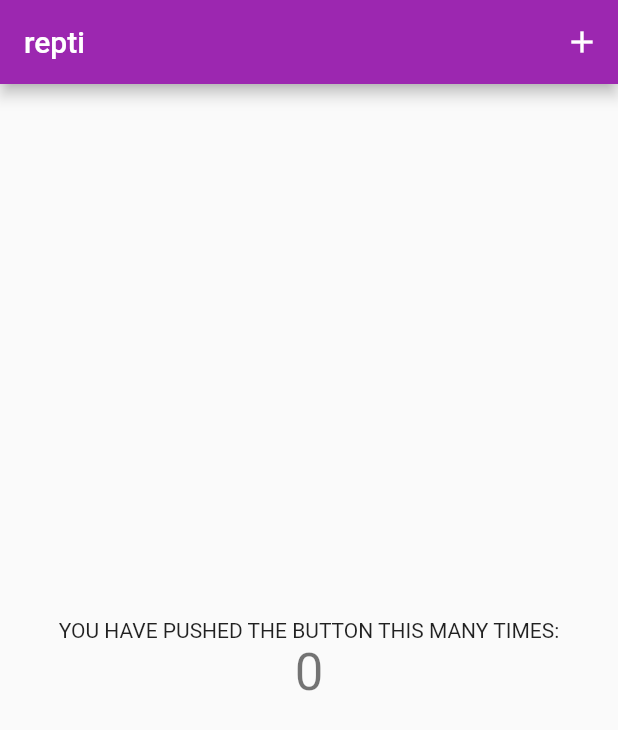
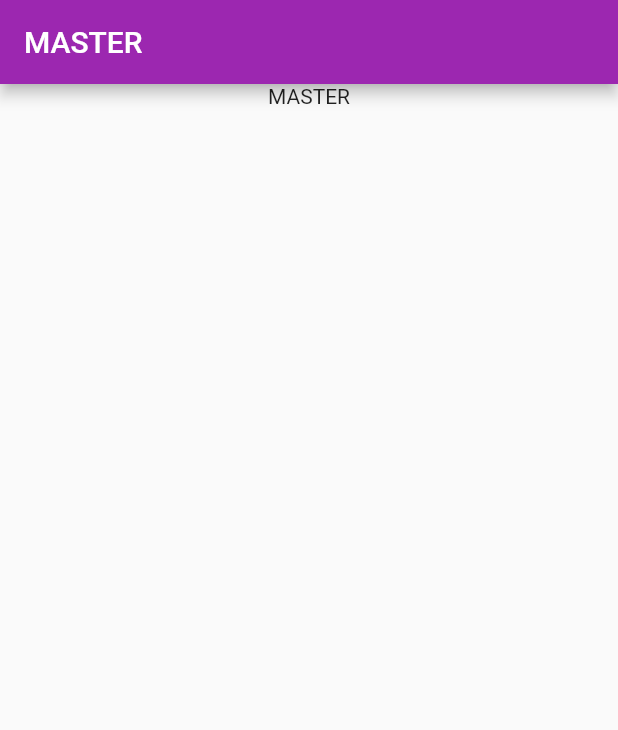
Before and after one commit to thbonk/repti, a Flutter app: the screen it shows after launch, on a phone screen of 412 x 824 dp. Shown: the top 730 px of the screen. Run offline on Flutter 3.47's test engine with Material 2 defaults, Android fonts, the phone set to English and light mode, and no system bars; drawn by our look-alikes of flutter_platform_widgets.

Commit message:
added master detail page

```diff
--- a/lib/my_homepage.dart
+++ /dev/null
@@ -1,89 +0,0 @@
-import 'package:flutter/material.dart';
-import 'package:flutter/widgets.dart';
-import 'package:flutter_platform_widgets/flutter_platform_widgets.dart';
-
-class MyHomePage extends StatefulWidget {
-  MyHomePage({Key key, this.title}) : super(key: key);
-
-  // This widget is the home page of your application. It is stateful, meaning
-  // that it has a State object (defined below) that contains fields that affect
-  // how it looks.
-
-  // This class is the configuration for the state. It holds the values (in this
-  // case the title) provided by the parent (in this case the App widget) and
-  // used by the build method of the State. Fields in a Widget subclass are
-  // always marked "final".
-
-  final String title;
-
-  @override
-  _MyHomePageState createState() => _MyHomePageState();
-}
-
-class _MyHomePageState extends State<MyHomePage> {
-  int _counter = 0;
-
-  void _incrementCounter() {
-    setState(() {
-      // This call to setState tells the Flutter framework that something has
-      // changed in this State, which causes it to rerun the build method below
-      // so that the display can reflect the updated values. If we changed
-      // _counter without calling setState(), then the build method would not be
-      // called again, and so nothing would appear to happen.
-      _counter++;
-    });
-  }
-
-  @override
-  Widget build(BuildContext context) {
-    // This method is rerun every time setState is called, for instance as done
-    // by the _incrementCounter method above.
-    //
-    // The Flutter framework has been optimized to make rerunning build methods
-    // fast, so that you can just rebuild anything that needs updating rather
-    // than having to individually change instances of widgets.
-    return PlatformScaffold(
-      appBar: PlatformAppBar(
-          // Here we take the value from the MyHomePage object that was created by
-          // the App.build method, and use it to set our appbar title.
-          title: Text(widget.title),
-          trailingActions: <Widget>[
-            PlatformIconButton(
-              padding: EdgeInsets.zero,
-              icon: Icon(Icons.add),
-              onPressed: _incrementCounter,
-            ),
-          ]),
-      body: Center(
-        // Center is a layout widget. It takes a single child and positions it
-        // in the middle of the parent.
-        child: Column(
-          // Column is also a layout widget. It takes a list of children and
-          // arranges them vertically. By default, it sizes itself to fit its
-          // children horizontally, and tries to be as tall as its parent.
-          //
-          // Invoke "debug painting" (press "p" in the console, choose the
-          // "Toggle Debug Paint" action from the Flutter Inspector in Android
-          // Studio, or the "Toggle Debug Paint" command in Visual Studio Code)
-          // to see the wireframe for each widget.
-          //
-          // Column has various properties to control how it sizes itself and
-          // how it positions its children. Here we use mainAxisAlignment to
-          // center the children vertically; the main axis here is the vertical
-          // axis because Columns are vertical (the cross axis would be
-          // horizontal).
-          mainAxisAlignment: MainAxisAlignment.center,
-          children: <Widget>[
-            PlatformText(
-              'You have pushed the button this many times:',
-            ),
-            PlatformText(
-              '$_counter',
-              style: Theme.of(context).textTheme.headline4,
-            ),
-          ],
-        ),
-      ),
-    );
-  }
-}
--- a/lib/repti_application.dart
+++ b/lib/repti_application.dart
@@ -18,7 +18,7 @@ import 'package:flutter/cupertino.dart';
 import 'package:flutter/material.dart';
 import 'package:flutter_platform_widgets/flutter_platform_widgets.dart';
 
-import 'package:repti/my_homepage.dart';
+import 'package:repti/repti_root_page.dart';
 
 class ReptiApplication extends StatefulWidget {
   @override
@@ -53,31 +53,12 @@ class _ReptiApplicationState extends State<ReptiApplication> {
       primarySwatch: Colors.teal,
     );
     final cupertinoTheme = new CupertinoThemeData(
-      brightness: brightness, // if null will use the system theme
-      //primaryColor: CupertinoDynamicColor()
-      /*CupertinoDynamicColor(
-          color: Colors.purple,
-          darkColor: Colors.cyan,
-          highContrastColor: Colors.purple,
-          darkHighContrastColor: Colors.cyan,
-          elevatedColor: Colors.purple,
-          darkElevatedColor: Colors.cyan,
-          highContrastElevatedColor: Colors.purple,
-          darkHighContrastElevatedColor: Colors.cyan,
-        )*/
-      /*color: brightness == Brightness.light ? Colors.purple : Colors.cyan,
-        )*/
+      brightness: brightness,
     );
 
     return Theme(
       data: brightness == Brightness.light ? materialTheme : materialDarkTheme,
       child: PlatformProvider(
-        //initialPlatform: initialPlatform,
-        // settings: PlatformSettingsData(
-        //   platformStyle: PlatformStyleData(
-        //     web: PlatformStyle.Cupertino,
-        //   ),
-        // ),
         builder: (context) => PlatformApp(
           localizationsDelegates: <LocalizationsDelegate<dynamic>>[
             DefaultMaterialLocalizations.delegate,
@@ -95,7 +76,7 @@ class _ReptiApplicationState extends State<ReptiApplication> {
           cupertino: (_, __) => new CupertinoAppData(
             theme: cupertinoTheme,
           ),
-          home: MyHomePage(title: 'repti'),
+          home: ReptiRootPage(),
         ),
       ),
     );
--- /dev/null
+++ b/lib/repti_root_page.dart
@@ -0,0 +1,60 @@
+/*
+   Copyright 2020 Thomas Bonk <thomas@meandmymac.de>
+
+   Licensed under the Apache License, Version 2.0 (the "License");
+   you may not use this file except in compliance with the License.
+   You may obtain a copy of the License at
+
+       http://www.apache.org/licenses/LICENSE-2.0
+
+   Unless required by applicable law or agreed to in writing, software
+   distributed under the License is distributed on an "AS IS" BASIS,
+   WITHOUT WARRANTIES OR CONDITIONS OF ANY KIND, either express or implied.
+   See the License for the specific language governing permissions and
+   limitations under the License.
+*/
+
+import 'package:flutter/widgets.dart';
+import 'package:flutter_platform_widgets/flutter_platform_widgets.dart';
+
+import 'package:repti/master_detail_page.dart';
+
+class _DetailsPage extends StatelessWidget implements MasterDetailWidget {
+  @override
+  PlatformAppBar navigationBar;
+
+  @override
+  String get title => "Detail";
+
+  @override
+  Widget build(BuildContext context) => PlatformText("Detail");
+
+  @override
+  void addedToMasterDetailPage() {
+    // TODO: implement addedToMasterDetailPage
+  }
+}
+
+class _MasterPage extends StatelessWidget implements MasterDetailWidget {
+  @override
+  PlatformAppBar navigationBar;
+
+  @override
+  String get title => "Master";
+
+  @override
+  Widget build(BuildContext context) => PlatformText("Master");
+
+  @override
+  void addedToMasterDetailPage() {
+    // TODO: implement addedToMasterDetailPage
+  }
+}
+
+class ReptiRootPage extends MasterDetailPage {
+  ReptiRootPage()
+      : super(
+          master: _MasterPage(),
+          detail: _DetailsPage(),
+        );
+}
```
Also changed, not shown: lib/master_detail_page.dart (added, +118 -0 lines).
